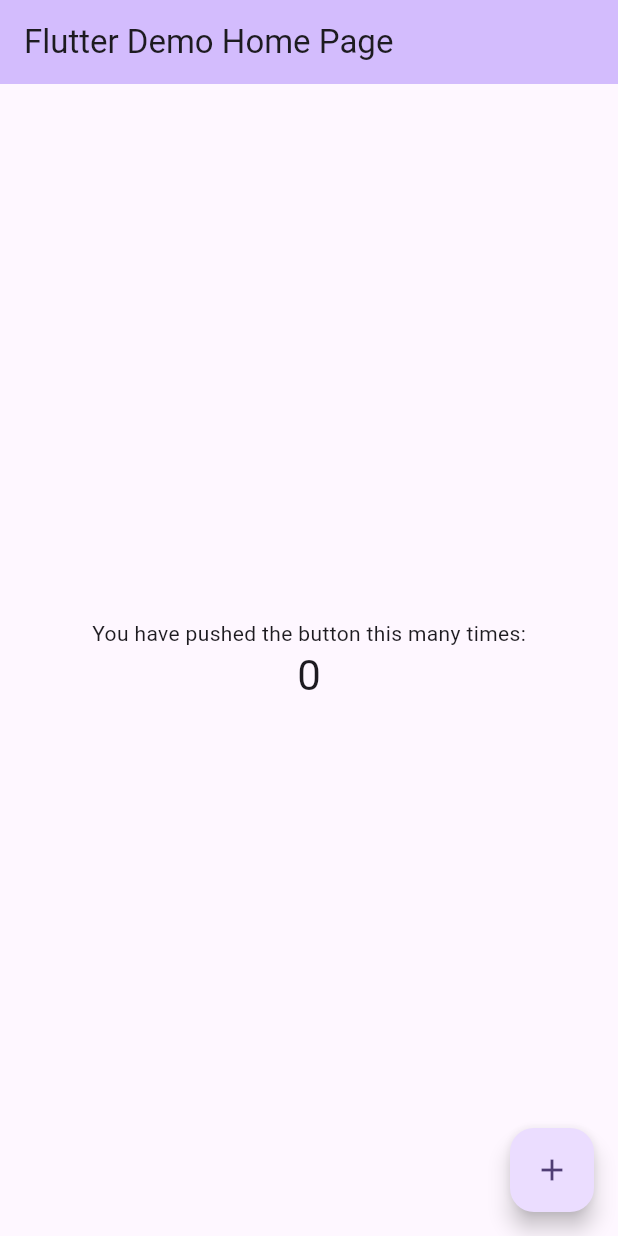
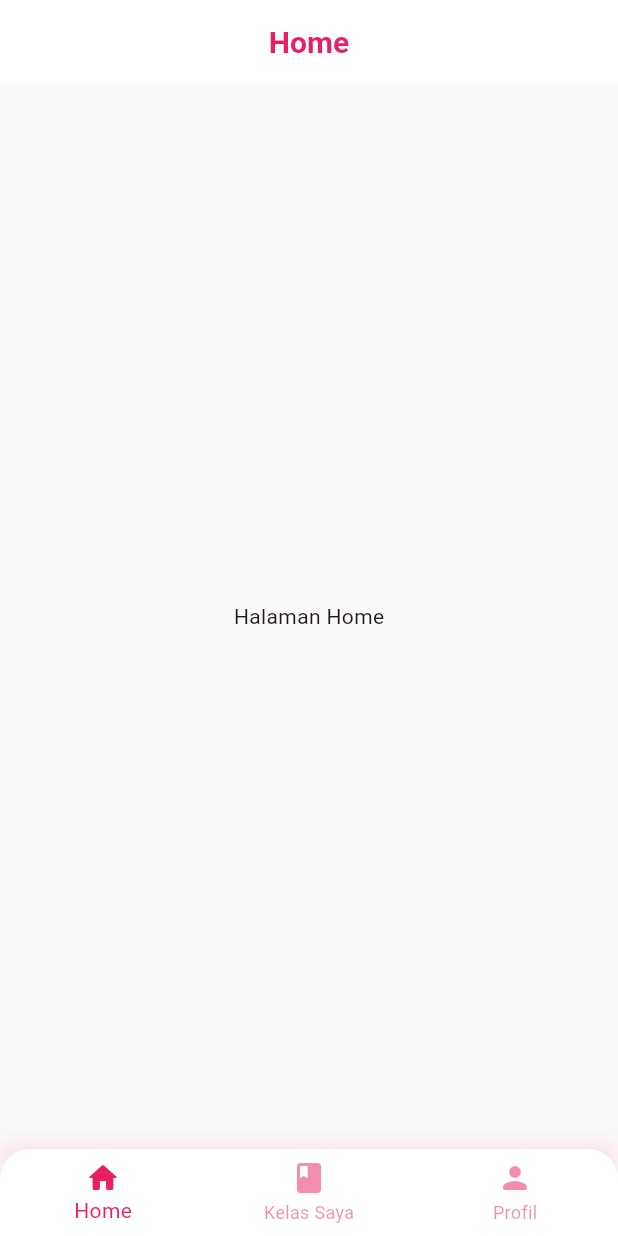
Before and after one commit to Azztldwyh/lms-app, a Flutter app: the screen it shows after launch, on a phone screen of 412 x 824 dp. Run offline on Flutter 3.47's test engine with Material 3 defaults, Android fonts, the phone set to English and light mode, and no system bars.

Commit message:
membuat bottom navigation halaman home, kelas saya, dan profil

```diff
--- a/lib/main.dart
+++ b/lib/main.dart
@@ -1,4 +1,5 @@
 import 'package:flutter/material.dart';
+import 'screens/main_screen.dart';
 
 void main() {
   runApp(const MyApp());
@@ -7,116 +8,31 @@ void main() {
 class MyApp extends StatelessWidget {
   const MyApp({super.key});
 
-  // This widget is the root of your application.
   @override
   Widget build(BuildContext context) {
     return MaterialApp(
-      title: 'Flutter Demo',
+      title: 'LMS App',
+      debugShowCheckedModeBanner: false,
       theme: ThemeData(
-        // This is the theme of your application.
-        //
-        // TRY THIS: Try running your application with "flutter run". You'll see
-        // the application has a purple toolbar. Then, without quitting the app,
-        // try changing the seedColor in the colorScheme below to Colors.green
-        // and then invoke "hot reload" (save your changes or press the "hot
-        // reload" button in a Flutter-supported IDE, or press "r" if you used
-        // the command line to start the app).
-        //
-        // Notice that the counter didn't reset back to zero; the application
-        // state is not lost during the reload. To reset the state, use hot
-        // restart instead.
-        //
-        // This works for code too, not just values: Most code changes can be
-        // tested with just a hot reload.
-        colorScheme: ColorScheme.fromSeed(seedColor: Colors.deepPurple),
+        useMaterial3: true,
+        colorScheme: ColorScheme.fromSeed(
+          seedColor: Colors.pink,
+          primary: Colors.pink,
+          secondary: Colors.pinkAccent,
+        ),
+        appBarTheme: const AppBarTheme(
+          backgroundColor: Colors.white,
+          foregroundColor: Colors.pink,
+          elevation: 0,
+          titleTextStyle: TextStyle(
+            color: Colors.pink,
+            fontSize: 20,
+            fontWeight: FontWeight.bold,
+          ),
+        ),
+        scaffoldBackgroundColor: Colors.grey[50],
       ),
-      home: const MyHomePage(title: 'Flutter Demo Home Page'),
+      home: const MainScreen(),
     );
   }
 }
-
-class MyHomePage extends StatefulWidget {
-  const MyHomePage({super.key, required this.title});
-
-  // This widget is the home page of your application. It is stateful, meaning
-  // that it has a State object (defined below) that contains fields that affect
-  // how it looks.
-
-  // This class is the configuration for the state. It holds the values (in this
-  // case the title) provided by the parent (in this case the App widget) and
-  // used by the build method of the State. Fields in a Widget subclass are
-  // always marked "final".
-
-  final String title;
-
-  @override
-  State<MyHomePage> createState() => _MyHomePageState();
-}
-
-class _MyHomePageState extends State<MyHomePage> {
-  int _counter = 0;
-
-  void _incrementCounter() {
-    setState(() {
-      // This call to setState tells the Flutter framework that something has
-      // changed in this State, which causes it to rerun the build method below
-      // so that the display can reflect the updated values. If we changed
-      // _counter without calling setState(), then the build method would not be
-      // called again, and so nothing would appear to happen.
-      _counter++;
-    });
-  }
-
-  @override
-  Widget build(BuildContext context) {
-    // This method is rerun every time setState is called, for instance as done
-    // by the _incrementCounter method above.
-    //
-    // The Flutter framework has been optimized to make rerunning build methods
-    // fast, so that you can just rebuild anything that needs updating rather
-    // than having to individually change instances of widgets.
-    return Scaffold(
-      appBar: AppBar(
-        // TRY THIS: Try changing the color here to a specific color (to
-        // Colors.amber, perhaps?) and trigger a hot reload to see the AppBar
-        // change color while the other colors stay the same.
-        backgroundColor: Theme.of(context).colorScheme.inversePrimary,
-        // Here we take the value from the MyHomePage object that was created by
-        // the App.build method, and use it to set our appbar title.
-        title: Text(widget.title),
-      ),
-      body: Center(
-        // Center is a layout widget. It takes a single child and positions it
-        // in the middle of the parent.
-        child: Column(
-          // Column is also a layout widget. It takes a list of children and
-          // arranges them vertically. By default, it sizes itself to fit its
-          // children horizontally, and tries to be as tall as its parent.
-          //
-          // Column has various properties to control how it sizes itself and
-          // how it positions its children. Here we use mainAxisAlignment to
-          // center the children vertically; the main axis here is the vertical
-          // axis because Columns are vertical (the cross axis would be
-          // horizontal).
-          //
-          // TRY THIS: Invoke "debug painting" (choose the "Toggle Debug Paint"
-          // action in the IDE, or press "p" in the console), to see the
-          // wireframe for each widget.
-          mainAxisAlignment: MainAxisAlignment.center,
-          children: <Widget>[
-            const Text('You have pushed the button this many times:'),
-            Text(
-              '$_counter',
-              style: Theme.of(context).textTheme.headlineMedium,
-            ),
-          ],
-        ),
-      ),
-      floatingActionButton: FloatingActionButton(
-        onPressed: _incrementCounter,
-        tooltip: 'Increment',
-        child: const Icon(Icons.add),
-      ), // This trailing comma makes auto-formatting nicer for build methods.
-    );
-  }
-}
--- /dev/null
+++ b/lib/screens/home_page.dart
@@ -0,0 +1,18 @@
+import 'package:flutter/material.dart';
+
+class HomePage extends StatelessWidget {
+  const HomePage({super.key});
+
+  @override
+  Widget build(BuildContext context) {
+    return Scaffold(
+      appBar: AppBar(
+        title: const Text('Home'),
+        centerTitle: true,
+      ),
+      body: const Center(
+        child: Text('Halaman Home'),
+      ),
+    );
+  }
+}
--- /dev/null
+++ b/lib/screens/main_screen.dart
@@ -0,0 +1,75 @@
+import 'package:flutter/material.dart';
+import 'home_page.dart';
+import 'my_classes_page.dart';
+import 'profile_page.dart';
+
+class MainScreen extends StatefulWidget {
+  const MainScreen({super.key});
+
+  @override
+  State<MainScreen> createState() => _MainScreenState();
+}
+
+class _MainScreenState extends State<MainScreen> {
+  int _selectedIndex = 0;
+
+  final List<Widget> _pages = [
+    const HomePage(),
+    const MyClassesPage(),
+    const ProfilePage(),
+  ];
+
+  void _onItemTapped(int index) {
+    setState(() {
+      _selectedIndex = index;
+    });
+  }
+
+  @override
+  Widget build(BuildContext context) {
+    return Scaffold(
+      body: IndexedStack(
+        index: _selectedIndex,
+        children: _pages,
+      ),
+      bottomNavigationBar: Container(
+        decoration: BoxDecoration(
+          boxShadow: [
+            BoxShadow(
+              color: Colors.pink.withOpacity(0.1),
+              blurRadius: 10,
+              offset: const Offset(0, -5),
+            ),
+          ],
+        ),
+        child: ClipRRect(
+          borderRadius: const BorderRadius.vertical(top: Radius.circular(20)),
+          child: BottomNavigationBar(
+            currentIndex: _selectedIndex,
+            onTap: _onItemTapped,
+            selectedItemColor: Colors.pink,
+            unselectedItemColor: Colors.pink.withOpacity(0.5),
+            showUnselectedLabels: true,
+            type: BottomNavigationBarType.fixed,
+            backgroundColor: Colors.white,
+            elevation: 0,
+            items: const [
+              BottomNavigationBarItem(
+                icon: Icon(Icons.home_rounded),
+                label: 'Home',
+              ),
+              BottomNavigationBarItem(
+                icon: Icon(Icons.class_rounded),
+                label: 'Kelas Saya',
+              ),
+              BottomNavigationBarItem(
+                icon: Icon(Icons.person_rounded),
+                label: 'Profil',
+              ),
+            ],
+          ),
+        ),
+      ),
+    );
+  }
+}
--- /dev/null
+++ b/lib/screens/my_classes_page.dart
@@ -0,0 +1,18 @@
+import 'package:flutter/material.dart';
+
+class MyClassesPage extends StatelessWidget {
+  const MyClassesPage({super.key});
+
+  @override
+  Widget build(BuildContext context) {
+    return Scaffold(
+      appBar: AppBar(
+        title: const Text('Kelas Saya'),
+        centerTitle: true,
+      ),
+      body: const Center(
+        child: Text('Halaman Kelas Saya'),
+      ),
+    );
+  }
+}
--- /dev/null
+++ b/lib/screens/profile_page.dart
@@ -0,0 +1,18 @@
+import 'package:flutter/material.dart';
+
+class ProfilePage extends StatelessWidget {
+  const ProfilePage({super.key});
+
+  @override
+  Widget build(BuildContext context) {
+    return Scaffold(
+      appBar: AppBar(
+        title: const Text('Profil'),
+        centerTitle: true,
+      ),
+      body: const Center(
+        child: Text('Halaman Profil'),
+      ),
+    );
+  }
+}
```
